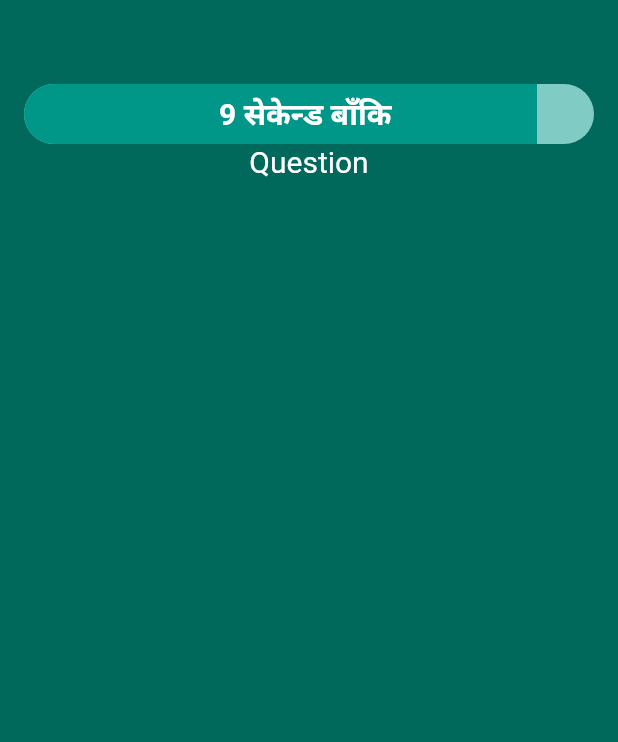
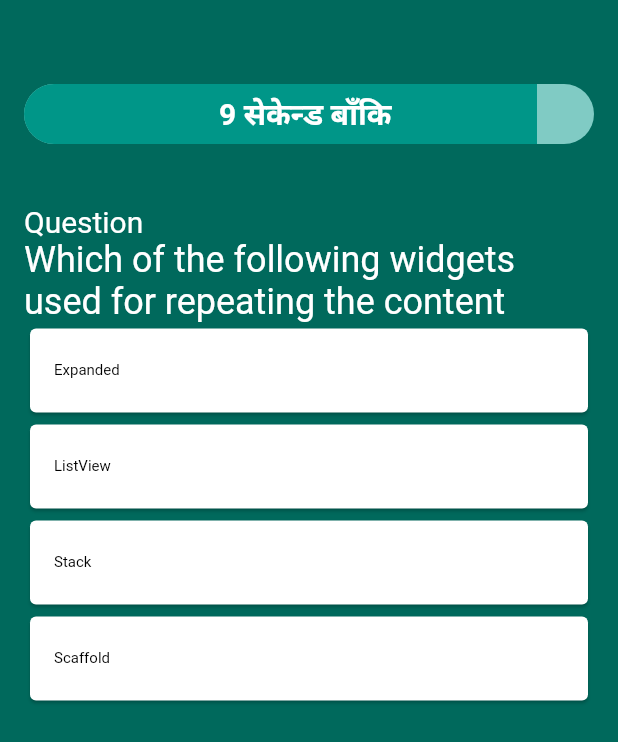
Before and after one commit to Pradeep-Dhakal/quizz-app-flutter, a Flutter app: the QuizScreen screen opened directly, on a phone screen of 412 x 824 dp. Shown: the top 742 px of the screen. Run offline on Flutter 3.47's test engine with Material 2 defaults, Android fonts, the phone set to English and light mode, and no system bars.

Commit message:
questio view added

```diff
--- a/lib/models/question.dart
+++ b/lib/models/question.dart
@@ -81,7 +81,7 @@ List<Question> question = [
     id: '1',
     question: 'Which of the following widgets used for repeating the content',
     answers: ['Expanded', 'ListView', 'Stack', 'Scaffold'],
-    correctAnswer: 'Listview',
+    correctAnswer: 'ListView',
   ),
   Question(
     id: '2',
--- a/lib/screens/quiz_screen.dart
+++ b/lib/screens/quiz_screen.dart
@@ -15,6 +15,8 @@ class QuizScreen extends StatefulWidget {
 class _QuizScreenState extends State<QuizScreen> {
   late int _currentTime;
   late Timer _timer;
+  int _currentindex = 0;
+  String _selectedAnswer = '';
   @override
   void initState() {
     super.initState();
@@ -38,11 +40,13 @@ class _QuizScreenState extends State<QuizScreen> {
 
   @override
   Widget build(BuildContext context) {
+    final currnetQuestion = widget.questions[_currentindex];
     return Scaffold(
       body: GradientBox(
         child: Padding(
           padding: const EdgeInsets.all(16.0),
           child: Column(
+            crossAxisAlignment: CrossAxisAlignment.start,
             children: [
               SizedBox(height: 40),
               SizedBox(
@@ -67,6 +71,7 @@ class _QuizScreenState extends State<QuizScreen> {
                   ),
                 ),
               ),
+              SizedBox(height: 40),
               Text(
                 'Question',
                 style: TextStyle(
@@ -74,6 +79,38 @@ class _QuizScreenState extends State<QuizScreen> {
                   color: Colors.white,
                 ),
               ),
+              Text(
+                currnetQuestion.question,
+                style: TextStyle(
+                  color: Colors.white,
+                  fontSize: 24,
+                ),
+              ),
+              Expanded(
+                child: ListView.builder(
+                  itemBuilder: (context, index) {
+                    final answer = currnetQuestion.answers[index];
+                    return Card(
+                      color: _selectedAnswer == answer &&
+                              answer == currnetQuestion.correctAnswer
+                          ? Colors.green
+                          : null,
+                      child: ListTile(
+                        onTap: () {
+                          setState(() {
+                            _selectedAnswer = answer;
+                          });
+                        },
+                        title: Text(
+                          answer,
+                          style: TextStyle(fontSize: 10, color: Colors.black),
+                        ),
+                      ),
+                    );
+                  },
+                  itemCount: currnetQuestion.answers.length,
+                ),
+              )
             ],
           ),
         ),
```
